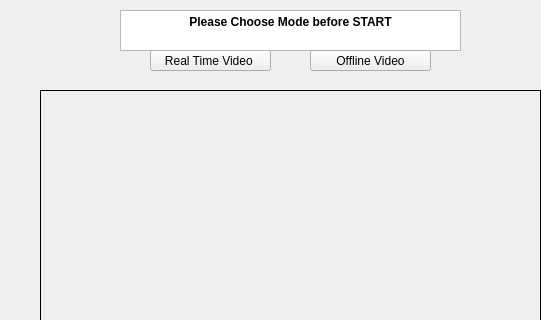
This is heart_rate/qcvwidget.ui in Douissi/HeartRate as Qt 5 draws it before an edit; both pictures show x 0 to 541 and y 0 to 320 of the 1294 by 763 pixel window. The edited form follows.
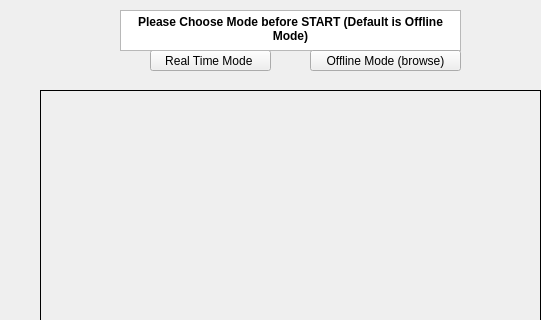
This is the edited form. Custom widgets are drawn as their Qt base class.

Commit message: [2021-01-02] : adding realTime mode to project

```diff
--- a/heart_rate/qcvwidget.ui
+++ b/heart_rate/qcvwidget.ui
@@ -59,7 +59,7 @@
     <enum>Qt::ActionsContextMenu</enum>
    </property>
    <property name="text">
-    <string>Real Time Video </string>
+    <string>Real Time Mode </string>
    </property>
   </widget>
   <widget class="QTextBrowser" name="textUsedMode">
@@ -76,7 +76,7 @@
 &lt;html&gt;&lt;head&gt;&lt;meta name=&quot;qrichtext&quot; content=&quot;1&quot; /&gt;&lt;style type=&quot;text/css&quot;&gt;
 p, li { white-space: pre-wrap; }
 &lt;/style&gt;&lt;/head&gt;&lt;body style=&quot; font-family:'Sans Serif'; font-size:9pt; font-weight:400; font-style:normal;&quot;&gt;
-&lt;p align=&quot;center&quot; style=&quot; margin-top:0px; margin-bottom:0px; margin-left:0px; margin-right:0px; -qt-block-indent:0; text-indent:0px;&quot;&gt;&lt;span style=&quot; font-weight:600;&quot;&gt;Please Choose Mode before START&lt;/span&gt;&lt;/p&gt;&lt;/body&gt;&lt;/html&gt;</string>
+&lt;p align=&quot;center&quot; style=&quot; margin-top:0px; margin-bottom:0px; margin-left:0px; margin-right:0px; -qt-block-indent:0; text-indent:0px;&quot;&gt;&lt;span style=&quot; font-weight:600;&quot;&gt;Please Choose Mode before START (Default is Offline Mode)&lt;/span&gt;&lt;/p&gt;&lt;/body&gt;&lt;/html&gt;</string>
    </property>
   </widget>
   <widget class="QPushButton" name="OfflineMode">
@@ -84,7 +84,7 @@
     <rect>
      <x>310</x>
      <y>50</y>
-     <width>121</width>
+     <width>151</width>
      <height>21</height>
     </rect>
    </property>
@@ -92,7 +92,7 @@
     <enum>Qt::ActionsContextMenu</enum>
    </property>
    <property name="text">
-    <string>Offline Video</string>
+    <string>Offline Mode (browse)</string>
    </property>
   </widget>
   <widget class="QLabel" name="skinDetected">
```
Left out of the diff: 17 changed lines with no effect on the pictures. The commit also changes 40 other files.
